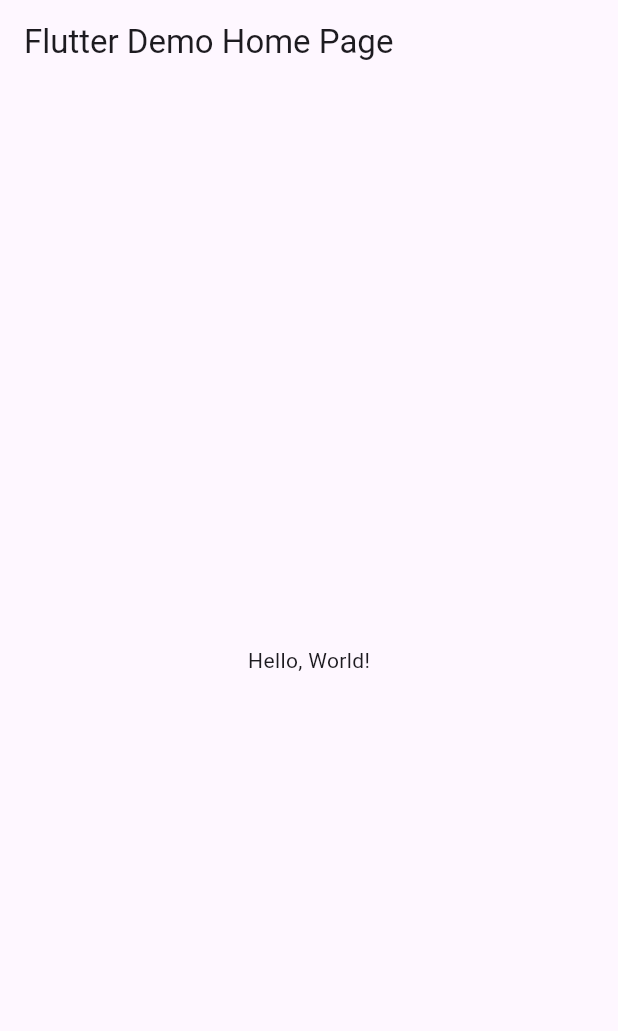
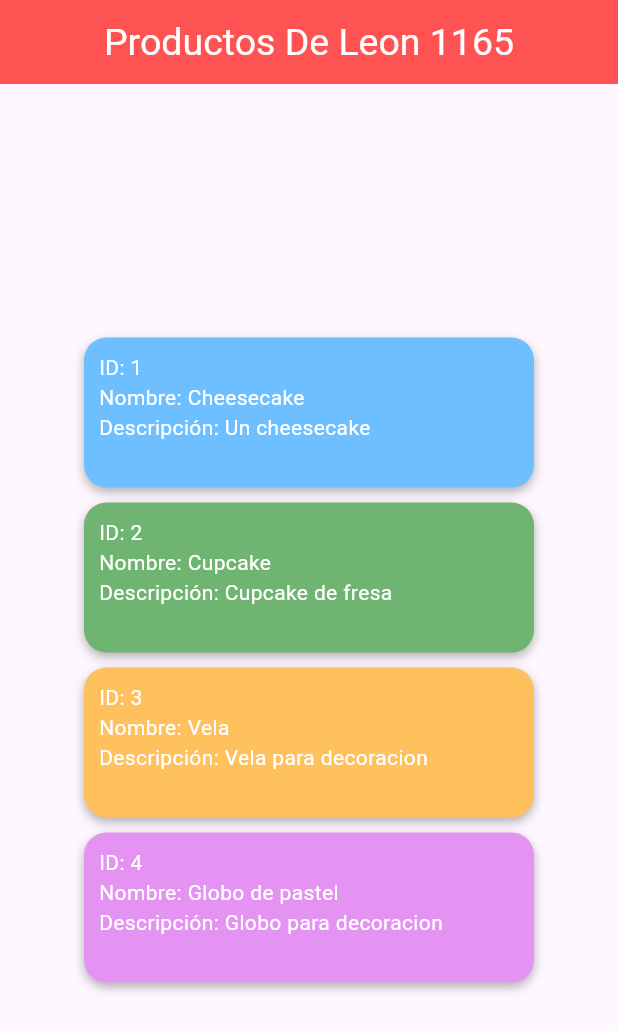
Before and after one commit to Asyhbd2/p13_Examen_DeLeon, a Flutter app: the screen it shows after launch, on a phone screen of 412 x 824 dp. Shown: the top 1031 px of the screen. Run offline on Flutter 3.47's test engine with Material 3 defaults, Android fonts, the phone set to English and light mode, and no system bars.

Commit message:
Pushear cambios 2

```diff
--- a/lib/main.dart
+++ b/lib/main.dart
@@ -1,41 +1,139 @@
 import 'package:flutter/material.dart';
 
-void main() => runApp(MyApp());
+void main() => runApp(const MiContainer());
 
-class MyApp extends StatelessWidget {
-  const MyApp({super.key});
-  // This widget is the root of your application.
-  @override
-  Widget build(BuildContext context) {
-    return MaterialApp(
-      // Application name
-      title: 'Flutter Hello World',
-      // Application theme data, you can set the colors for the application as
-      // you want
-      theme: ThemeData(
-        // useMaterial3: false,
-        primarySwatch: Colors.blue,
-      ),
-      // A widget which will be started on application startup
-      home: MyHomePage(title: 'Flutter Demo Home Page'),
-    );
-  }
+class Producto {
+  final int productoID;
+  final String nombre;
+  final String descripcion;
+
+  Producto({
+    required this.productoID,
+    required this.nombre,
+    required this.descripcion,
+  });
 }
 
-class MyHomePage extends StatelessWidget {
-  final String title;
-  const MyHomePage({super.key, required this.title});
+class MiContainer extends StatelessWidget {
+  const MiContainer({Key? key}) : super(key: key);
 
   @override
   Widget build(BuildContext context) {
-    return Scaffold(
-      appBar: AppBar(
-        // The title text which will be shown on the action bar
-        title: Text(title),
-      ),
-      body: Center(
-        child: Text(
-          'Hello, World!',
+    // Lista de productos
+    List<Producto> productos = [
+      Producto(
+          productoID: 1, nombre: "Cheesecake", descripcion: "Un cheesecake"),
+      Producto(
+          productoID: 2, nombre: "Cupcake", descripcion: "Cupcake de fresa"),
+      Producto(
+          productoID: 3, nombre: "Vela", descripcion: "Vela para decoracion"),
+      Producto(
+          productoID: 4,
+          nombre: "Globo de pastel",
+          descripcion: "Globo para decoracion"),
+    ];
+
+    // Mapping del contenido
+    List<Widget> contenido = productos.map((producto) {
+      return Column(
+        crossAxisAlignment: CrossAxisAlignment.start,
+        children: [
+          Text("ID: ${producto.productoID}",
+              style: const TextStyle(color: Colors.white)),
+          Text("Nombre: ${producto.nombre}",
+              style: const TextStyle(color: Colors.white)),
+          Text("Descripción: ${producto.descripcion}",
+              style: const TextStyle(color: Colors.white)),
+        ],
+      );
+    }).toList();
+
+    return MaterialApp(
+      debugShowCheckedModeBanner: false,
+      home: Scaffold(
+        appBar: AppBar(
+          title: const Text("Productos De Leon 1165"),
+          titleTextStyle: const TextStyle(color: Colors.white, fontSize: 25),
+          centerTitle: true,
+          backgroundColor: Colors.redAccent,
+        ),
+        body: Center(
+          child: Column(
+            mainAxisAlignment: MainAxisAlignment.center,
+            children: [
+              Container(
+                padding: const EdgeInsets.all(10),
+                width: 300,
+                height: 100,
+                decoration: BoxDecoration(
+                  color: Color(0xff6ebfff),
+                  borderRadius: BorderRadius.circular(15),
+                  boxShadow: [
+                    BoxShadow(
+                      color: Colors.black.withOpacity(0.3),
+                      blurRadius: 5,
+                      offset: const Offset(0, 3),
+                    ),
+                  ],
+                ),
+                child: contenido[0], // Usamos el primer item del map
+              ),
+              const SizedBox(height: 10),
+              Container(
+                padding: const EdgeInsets.all(10),
+                width: 300,
+                height: 100,
+                decoration: BoxDecoration(
+                  color: Color(0xff6fb471),
+                  borderRadius: BorderRadius.circular(15),
+                  boxShadow: [
+                    BoxShadow(
+                      color: Colors.black.withOpacity(0.3),
+                      blurRadius: 5,
+                      offset: const Offset(0, 3),
+                    ),
+                  ],
+                ),
+                child: contenido[1], // Usamos el segundo item del map
+              ),
+              const SizedBox(height: 10),
+              Container(
+                padding: const EdgeInsets.all(10),
+                width: 300,
+                height: 100,
+                decoration: BoxDecoration(
+                  color: Color(0xffffc05e),
+                  borderRadius: BorderRadius.circular(15),
+                  boxShadow: [
+                    BoxShadow(
+                      color: Colors.black.withOpacity(0.3),
+                      blurRadius: 5,
+                      offset: const Offset(0, 3),
+                    ),
+                  ],
+                ),
+                child: contenido[2], // Usamos el tercer item del map
+              ),
+              const SizedBox(height: 10),
+              Container(
+                padding: const EdgeInsets.all(10),
+                width: 300,
+                height: 100,
+                decoration: BoxDecoration(
+                  color: Color(0xffe493f2),
+                  borderRadius: BorderRadius.circular(15),
+                  boxShadow: [
+                    BoxShadow(
+                      color: Colors.black.withOpacity(0.3),
+                      blurRadius: 5,
+                      offset: const Offset(0, 3),
+                    ),
+                  ],
+                ),
+                child: contenido[3], // Usamos el cuarto item del map
+              ),
+            ],
+          ),
         ),
       ),
     );
```
Also changed, not shown: examen13.png (added).
